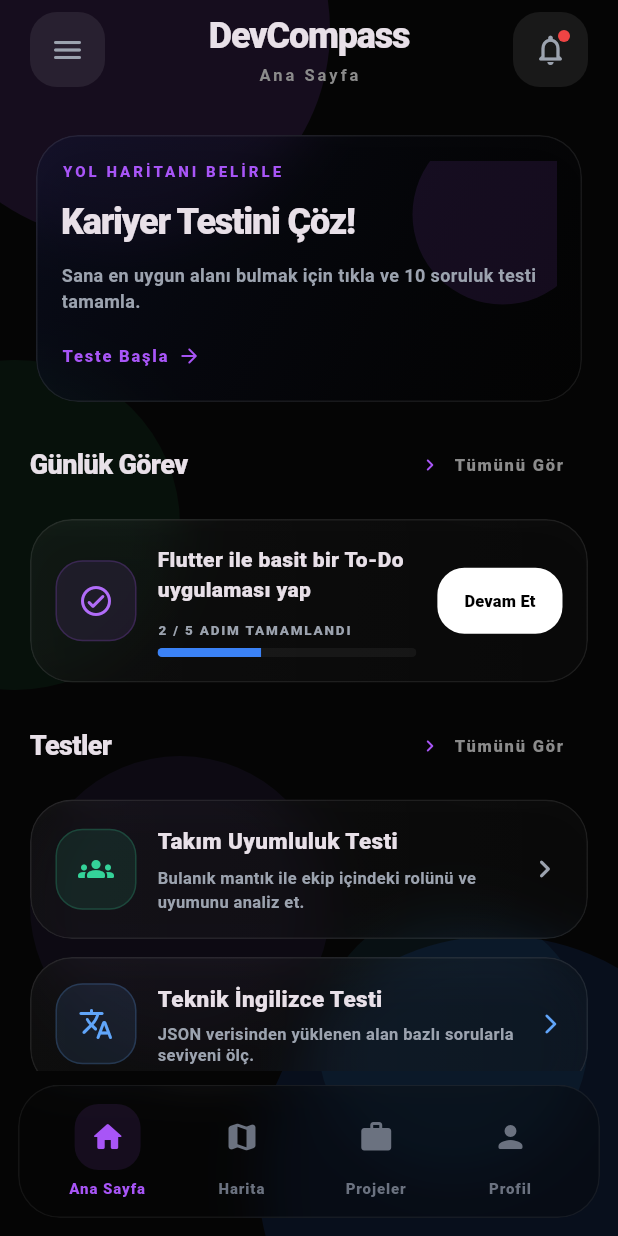
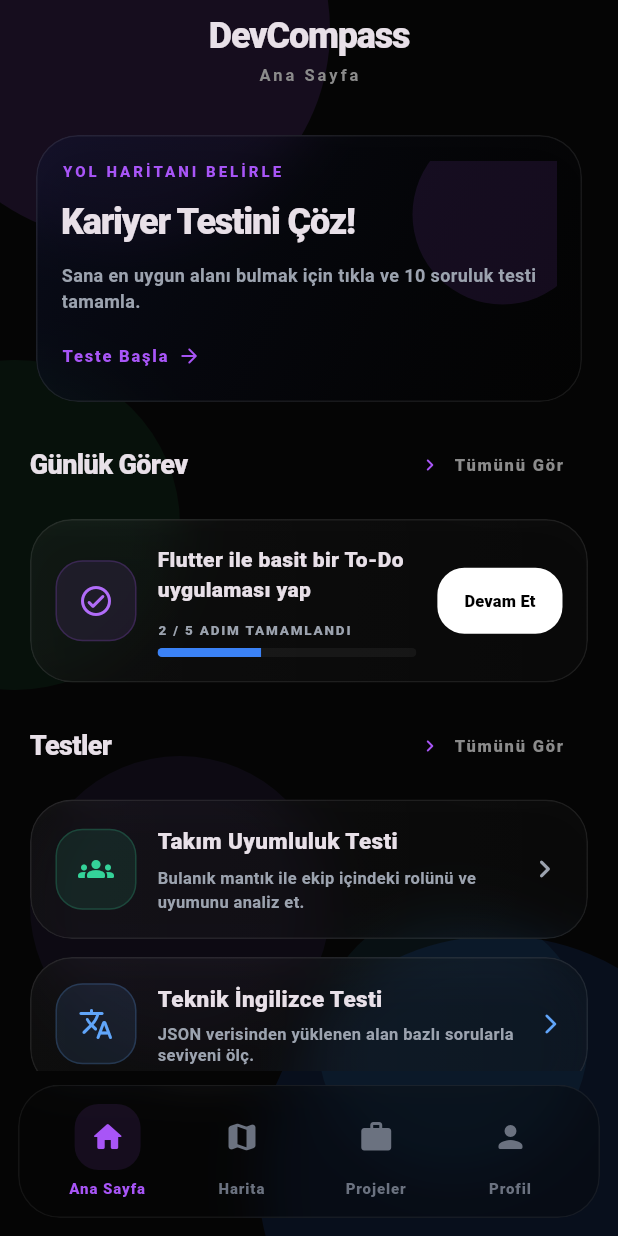
Before and after one commit to BlackW1te/DecCompass, a Flutter app: the screen it shows after launch, on a phone screen of 412 x 824 dp. Run offline on Flutter 3.47's test engine with Material 3 defaults, Android fonts, the phone set to English and light mode, and no system bars; our stand-ins replace shared_preferences.

Commit message:
Üst bardaki 3 çizgi ve bildirim butonları kaldırıldı.

```diff
--- a/lib/widgets/app_shell.dart
+++ b/lib/widgets/app_shell.dart
@@ -138,11 +138,7 @@ class _TopBar extends StatelessWidget {
 
   @override
   Widget build(BuildContext context) {
-    return Row(
-      children: [
-        _IconButton(icon: Icons.menu_rounded, onTap: () {}),
-        const SizedBox(width: 12),
-        Expanded(
+    return Center(
       child: Column(
         children: [
           Text(
@@ -165,27 +161,6 @@ class _TopBar extends StatelessWidget {
           ),
         ],
       ),
-        ),
-        const SizedBox(width: 12),
-        Stack(
-          clipBehavior: Clip.none,
-          children: [
-            _IconButton(icon: Icons.notifications_none_rounded, onTap: () {}),
-            Positioned(
-              right: 12,
-              top: 12,
-              child: Container(
-                width: 8,
-                height: 8,
-                decoration: const BoxDecoration(
-                  color: Color(0xFFEF4444),
-                  shape: BoxShape.circle,
-                ),
-              ),
-            ),
-          ],
-        ),
-      ],
     );
   }
 }
```
Lines whose indentation alone changed are shown as unchanged.
